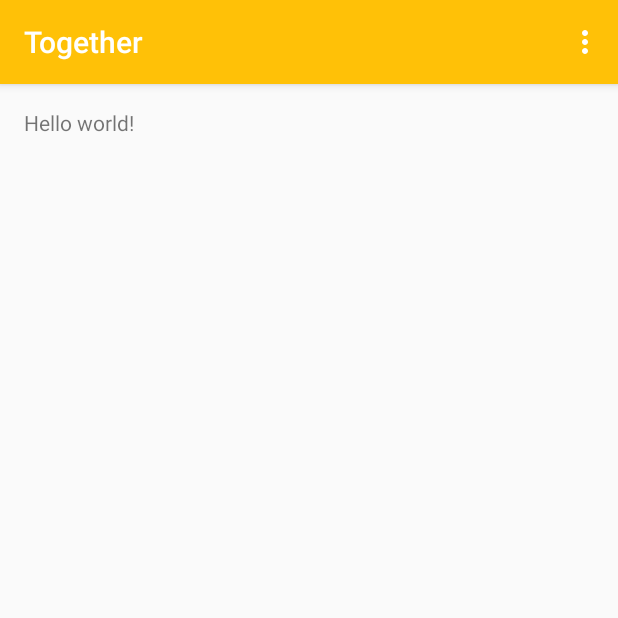
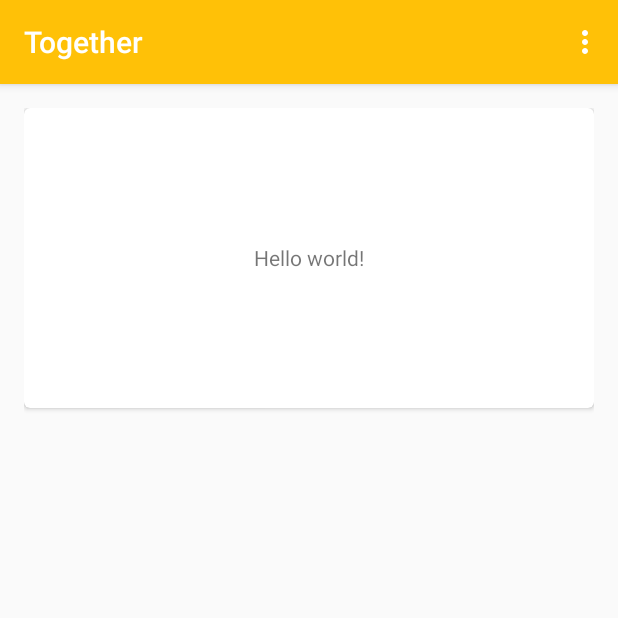
Before and after one commit to jk-gan/Together, an Android app: the MainActivity screen opened directly, with no data from a screen before it, on a phone screen of 412 x 824 dp, the top half of it. Run offline under Robolectric (Android 15) with nearby library versions, the phone set to English and light mode, and no system bars.

Commit message:
Added a cardview in main page

```diff
--- a/app/build.gradle
+++ b/app/build.gradle
@@ -26,4 +26,5 @@ dependencies {
     compile 'com.android.support:appcompat-v7:22.1.1'
     compile 'com.parse.bolts:bolts-android:1.+'
     compile 'com.google.android.gms:play-services:7.3.0'
+    compile 'com.android.support:cardview-v7:21.0.+'
 }
--- a/app/src/main/res/layout/activity_main.xml
+++ b/app/src/main/res/layout/activity_main.xml
@@ -5,7 +5,23 @@
     android:paddingTop="@dimen/activity_vertical_margin"
     android:paddingBottom="@dimen/activity_vertical_margin" tools:context=".MainActivity">
 
-    <TextView android:text="@string/hello_world" android:layout_width="wrap_content"
-        android:layout_height="wrap_content" />
+    <android.support.v7.widget.CardView
+        xmlns:card_view="http://schemas.android.com/apk/res-auto"
+        android:id="@+id/card_view"
+        android:layout_gravity="center"
+        android:layout_width="match_parent"
+        android:layout_height="200dp"
+        card_view:cardCornerRadius="4dp">
+
+        <TextView
+        android:id="@+id/info_text"
+        android:layout_width="match_parent"
+        android:layout_height="match_parent"
+        android:gravity="center"
+        android:text="@string/hello_world"/>
+
+    </android.support.v7.widget.CardView>
+
+
 
 </RelativeLayout>
```
Also changed, not shown: app/src/main/java/com/example/micky/together/FirstPage.java (line endings or trailing spaces), 1 other file.
